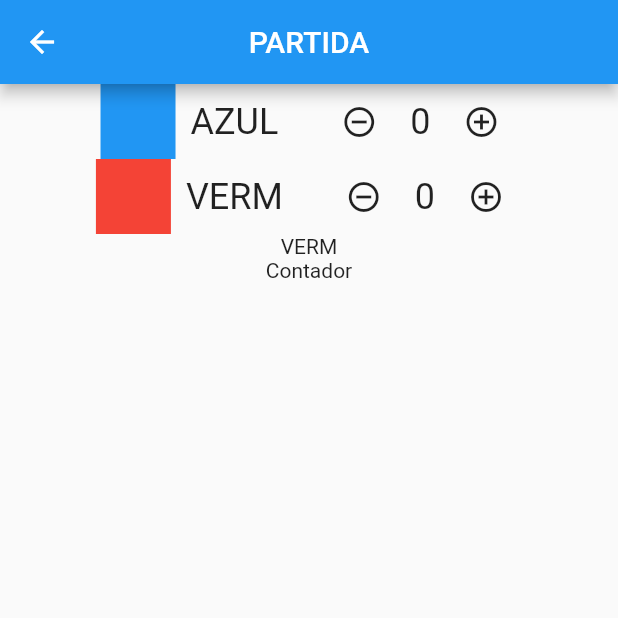
After one commit to csnoboa/contador_de_jogos, a Flutter app: the screen it shows after launch, after a tap on "COMEÇAR", on a phone screen of 412 x 824 dp, the top half of it. The commit adds this screen. Run offline on Flutter 3.47's test engine with Material 2 defaults, Android fonts, the phone set to English and light mode, and no system bars.

Commit message:
start the card_start_game

```diff
--- /dev/null
+++ b/lib/card_start_game.dart
@@ -0,0 +1,72 @@
+import 'package:flutter/material.dart';
+
+class CardStartGame extends StatefulWidget {
+  CardStartGame({Key key, this.colorEquipe, this.nameEquipe}) : super(key: key);
+
+  final Color colorEquipe;
+  final String nameEquipe;
+
+  @override
+  _CardStartGameState createState() => _CardStartGameState(
+      colorEquipe: this.colorEquipe, nameEquipe: this.nameEquipe);
+}
+
+class _CardStartGameState extends State<CardStartGame> {
+  _CardStartGameState({
+    this.colorEquipe,
+    this.nameEquipe,
+  });
+
+  Color colorEquipe;
+  String nameEquipe;
+
+  int _count = 0;
+
+  void increaseCount() {
+    _count++;
+  }
+
+  void decreaseCount() {
+    _count--;
+  }
+
+  @override
+  Widget build(BuildContext context) {
+    return Container(
+      child: Row(
+        mainAxisAlignment: MainAxisAlignment.center,
+        children: [
+          Container(width: 50, height: 50, color: colorEquipe),
+          Container(width: 10),
+          Text(
+            nameEquipe,
+            style: TextStyle(fontSize: 24),
+          ),
+          Container(width: 30),
+          IconButton(
+            icon: Icon(Icons.remove_circle_outline),
+            onPressed: () {
+              setState(() {
+                decreaseCount();
+              });
+            },
+          ),
+          Container(width: 10),
+          Text(
+            '$_count',
+            style: TextStyle(fontSize: 24),
+          ),
+          Container(width: 10),
+          IconButton(
+            icon: Icon(Icons.add_circle_outline),
+            onPressed: () {
+              setState(() {
+                increaseCount();
+              });
+            },
+          ),
+        ],
+      ),
+    );
+  }
+}
--- a/lib/main.dart
+++ b/lib/main.dart
@@ -1,4 +1,5 @@
 import 'package:flutter/material.dart';
+import 'package:contador_de_jogos/start_page.dart';
 
 void main() {
   runApp(MyApp());
@@ -13,7 +14,11 @@ class MyApp extends StatelessWidget {
       theme: ThemeData(
         primarySwatch: Colors.blue,
       ),
-      home: MyHomePage(),
+      routes: {
+        '/': (context) => MyHomePage(),
+        '/start': (context) => StartPage(),
+      },
+      initialRoute: '/',
     );
   }
 }
@@ -44,11 +49,15 @@ class _MyHomePageState extends State<MyHomePage> {
           children: <Widget>[
             ClipOval(
               child: Container(
-                color: Colors.redAccent,
                 width: 250,
                 height: 250,
                 child: RaisedButton(
-                  onPressed: null,
+                  color: Colors.redAccent,
+                  onPressed: () {
+                    setState(() {
+                      Navigator.of(context).pushNamed('/start');
+                    });
+                  },
                   child: Text('COMEÇAR',
                       style: TextStyle(
                         fontSize: 40,
@@ -59,11 +68,13 @@ class _MyHomePageState extends State<MyHomePage> {
             ),
             Container(height: 50),
             Container(
-              color: Colors.yellowAccent,
               width: 150,
               height: 50,
               child: RaisedButton(
-                onPressed: null,
+                color: Colors.yellowAccent,
+                onPressed: () {
+                  setState(() {});
+                },
                 child: Text(
                   'MENU',
                   style: TextStyle(fontSize: 20, color: Colors.black),
@@ -72,11 +83,13 @@ class _MyHomePageState extends State<MyHomePage> {
             ),
             Container(height: 10),
             Container(
-              color: Colors.yellowAccent,
               width: 150,
               height: 50,
               child: RaisedButton(
-                onPressed: null,
+                color: Colors.yellowAccent,
+                onPressed: () {
+                  setState(() {});
+                },
                 child: Text(
                   'OPÇÕES',
                   style: TextStyle(fontSize: 20, color: Colors.black),
--- /dev/null
+++ b/lib/start_page.dart
@@ -0,0 +1,38 @@
+import 'package:flutter/material.dart';
+import 'package:contador_de_jogos/card_start_game.dart';
+
+class StartPage extends StatefulWidget {
+  StartPage({Key key}) : super(key: key);
+
+  @override
+  _StartPageState createState() => _StartPageState();
+}
+
+class _StartPageState extends State<StartPage> {
+  @override
+  Widget build(BuildContext context) {
+    return Container(
+      child: Scaffold(
+        appBar: AppBar(
+          title: Text('PARTIDA'),
+          centerTitle: true,
+        ),
+        body: Column(
+          crossAxisAlignment: CrossAxisAlignment.center,
+          children: [
+            CardStartGame(
+              colorEquipe: Colors.blue,
+              nameEquipe: 'AZUL',
+            ),
+            CardStartGame(
+              colorEquipe: Colors.red,
+              nameEquipe: 'VERM',
+            ),
+            Text('VERM'),
+            Text('Contador'),
+          ],
+        ),
+      ),
+    );
+  }
+}
```
Also changed, not shown: lib/partida.dart (deleted, +0 -28 lines).
